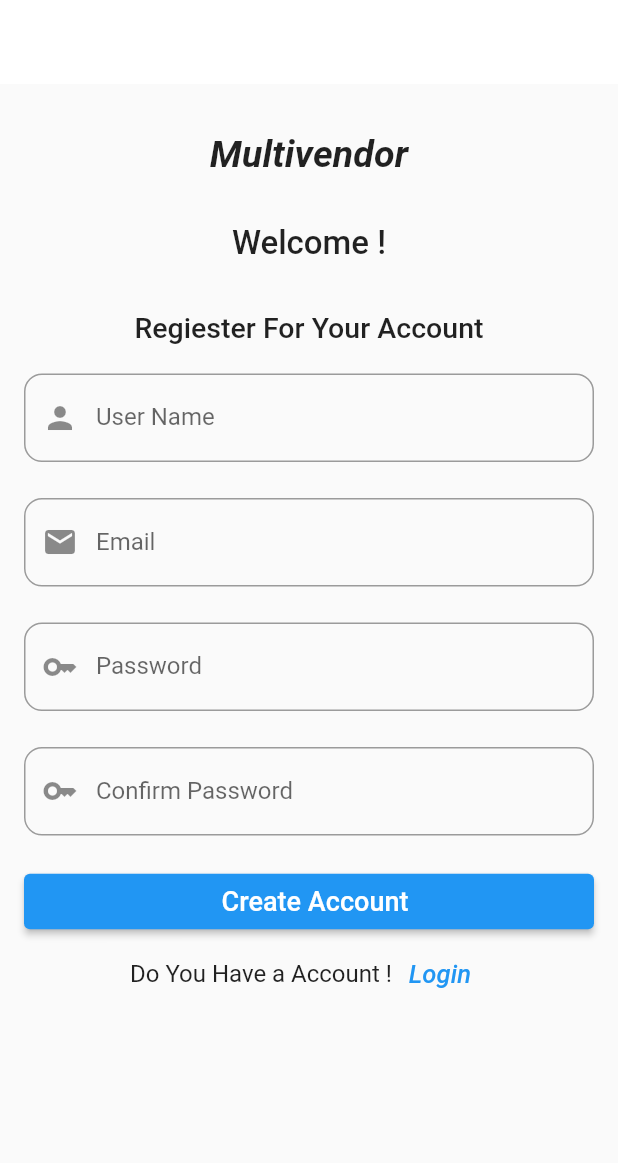
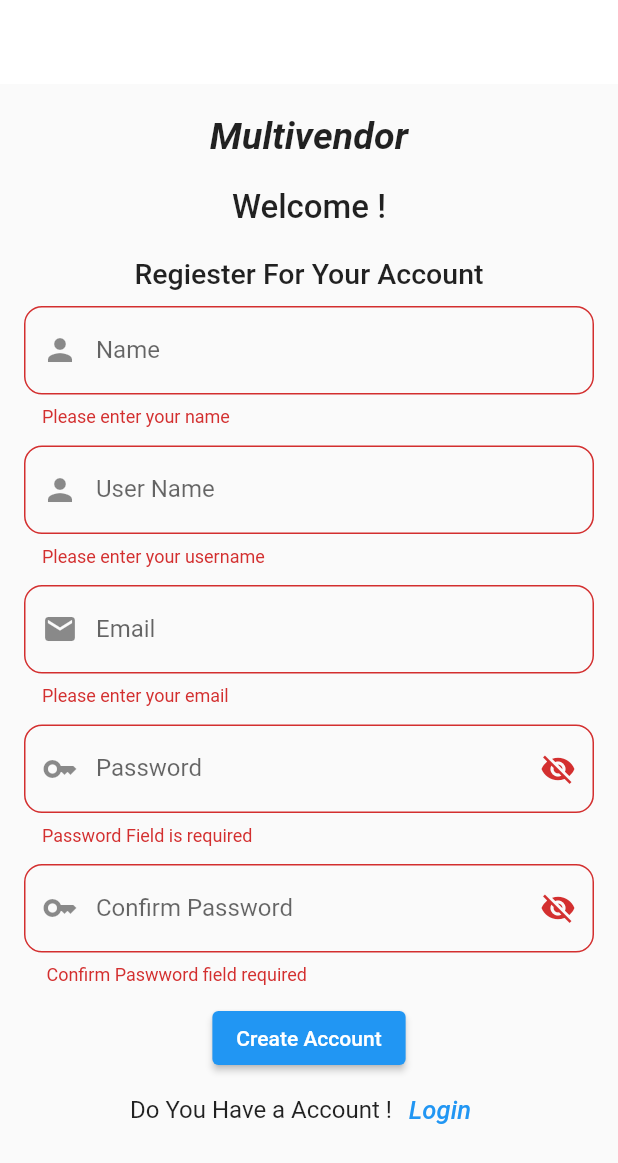
Before and after one commit to NayOoLwin8120/Multivendor-office-, a Flutter app: the SignupPage screen opened directly, after a tap on "Create Account", on a phone screen of 412 x 824 dp. Shown: the top 1163 px of the screen. Run offline on Flutter 3.47's test engine with Material 2 defaults, Android fonts, the phone set to English and light mode, and no system bars; our stand-ins replace dio, flutter_secure_storage; accounts and stored records are empty; network calls fail.

Commit message:
Login,Logout,Register done

```diff
--- a/lib/main.dart
+++ b/lib/main.dart
@@ -21,3 +21,5 @@ class MyApp extends StatelessWidget {
     );
   }
 }
+
+// http://192.168.2.111:9999/api/register
--- /dev/null
+++ b/lib/pages/userdetail.dart
@@ -0,0 +1,67 @@
+import 'package:flutter/cupertino.dart';
+import 'package:flutter/material.dart';
+import 'package:flutter_secure_storage/flutter_secure_storage.dart';
+import 'package:multi/pages/validation/login.dart';
+
+class UserDetailsPage extends StatefulWidget {
+  @override
+  _UserDetailsPageState createState() => _UserDetailsPageState();
+}
+
+class _UserDetailsPageState extends State<UserDetailsPage> {
+  final _storage = FlutterSecureStorage();
+  String? _username;
+  String? _password;
+
+  @override
+  void initState() {
+    super.initState();
+    _loadUserDetails();
+  }
+
+  void _loadUserDetails() async {
+    final username = await _storage.read(key: 'username');
+    final password = await _storage.read(key: 'password');
+    setState(() {
+      _username = username;
+      _password = password;
+    });
+  }
+  void _logout() async {
+    // Clear user details from secure storage
+    await _storage.delete(key: 'username');
+    await _storage.delete(key: 'password');
+
+    // Navigate back to login page
+    Navigator.pushReplacement(
+      context,
+      MaterialPageRoute(
+        builder: (context) =>LoginScreen() ,
+      ),
+    );
+  }
+
+  @override
+  Widget build(BuildContext context) {
+    return Scaffold(
+      appBar: AppBar(
+        title: Text('User Details'),
+      ),
+      body: Padding(
+        padding: EdgeInsets.all(16),
+        child: Column(
+          crossAxisAlignment: CrossAxisAlignment.stretch,
+          children: [
+            Text('Username: $_username'),
+            Text('Password: $_password'),
+            SizedBox(height: 16),
+            ElevatedButton(
+              onPressed: _logout,
+              child: Text('Logout'),
+            ),
+          ],
+        ),
+      ),
+    );
+  }
+}
--- a/lib/pages/validation/regiester.dart
+++ b/lib/pages/validation/regiester.dart
@@ -19,8 +19,11 @@ class SignupPage extends StatefulWidget {
 class _SignupPageState extends State<SignupPage> {
   final _key = GlobalKey<FormState>();
   final _storage = FlutterSecureStorage();
+  bool _obscureText = true;
+  bool _obscureText2 = true;
 
   TextEditingController emailController = TextEditingController();
+  TextEditingController nameController = TextEditingController();
 
   TextEditingController passwordController = TextEditingController();
 
@@ -29,13 +32,34 @@ class _SignupPageState extends State<SignupPage> {
   TextEditingController usernamecontroller = TextEditingController();
 
   bool _isRegistering = false;
+  void dispose() {
+    passwordController.dispose();
+    super.dispose();
+  }
+
+  void _toggleObscureText() {
+    setState(() {
+      _obscureText = !_obscureText;
+
+    });
+  }
+  void _toggleObscureText2() {
+    setState(() {
+      _obscureText2 = !_obscureText2;
+
+    });
+  }
+
   Future<void> _register() async {
+
     if (_key.currentState!.validate()) {
       setState(() {
         _isRegistering = true;
       });
 
-      final name = usernamecontroller.text.trim();
+
+      final username = usernamecontroller.text.trim();
+      final name = nameController.text.trim();
       final email = emailController.text.trim();
       final password = passwordController.text.trim();
       final confirmpassword = confirmpasswordController.text.trim();
@@ -50,19 +74,28 @@ class _SignupPageState extends State<SignupPage> {
 
       try {
         final response = await Dio().post(
-          'https://your-api-url.com/register',
+          'http://192.168.2.111:9999/api/register',
           data: {
             'name': name,
+            'username':username,
+            'password': password,
+            'confirm password':confirmpassword,
             'email': email,
-            'password': password,
           },
         );
+        print(response.statusCode);
+        if(response.statusCode==200){
+          print("Ok");
+        }else{
+          print("Don't");
+        }
+
 
         if (response.statusCode == 200) {
-          final responseData = json.decode(response.data);
-          final token = responseData['token'];
-
-          await _storage.write(key: 'token', value: token);
+          // final responseData = json.decode(response.data);
+          // final token = responseData['token'];
+          //
+          // await _storage.write(key: 'token', value: token);
 
           Navigator.pushReplacement(
             context,
@@ -71,14 +104,14 @@ class _SignupPageState extends State<SignupPage> {
         } else {
           final errorMessage = response.data['message'];
           showDialog(
-            context: context,
+            context:context,
             builder: (context) => AlertDialog(
               title: Text('Error'),
               content: Text(errorMessage),
               actions: [
                 TextButton(
                   onPressed: () => Navigator.pop(context),
-                  child: Text('OK'),
+                  child: Text('Ok'),
                 ),
               ],
             ),
@@ -89,7 +122,17 @@ class _SignupPageState extends State<SignupPage> {
           context: context,
           builder: (context) => AlertDialog(
             title: Text('Error'),
-            content: Text(error.toString()),
+            // content: Text(error.toString()),
+             content:SingleChildScrollView(
+              child: ListBody(
+                children: const <Widget>[
+                  Text('Connection Error'),
+                ],
+              ),
+             ),
+            shape: RoundedRectangleBorder(
+                borderRadius:
+                BorderRadius.circular(20.0)),
             actions: [
               TextButton(
                 onPressed: () => Navigator.pop(context),
@@ -121,7 +164,7 @@ class _SignupPageState extends State<SignupPage> {
           //  mainAxisAlignment: MainAxisAlignment.center,
           children: [
             const SizedBox(
-              height: 32,
+              height: 20,
             ),
             const Text(
               "Multivendor",
@@ -131,30 +174,30 @@ class _SignupPageState extends State<SignupPage> {
                   fontStyle: FontStyle.italic),
             ),
             const SizedBox(
-              height: 32,
+              height: 20,
             ),
             const Text(
               "Welcome !",
               style: TextStyle(fontSize: 22, fontWeight: FontWeight.w500),
             ),
             const SizedBox(
-              height: 32,
+              height: 20,
             ),
             const Text("Regiester For Your Account",
                 style: TextStyle(fontSize: 19, fontWeight: FontWeight.w500)
             ),
             const SizedBox(
-              height: 16,
+              height: 10,
             ),
             Padding(
-              padding: const EdgeInsets.symmetric(horizontal: 16, vertical: 4),
+              padding: const EdgeInsets.symmetric(horizontal: 16, vertical: 1),
               child: TextFormField(
-                controller: usernamecontroller,
+                controller: nameController,
                 decoration:  InputDecoration(
                   prefixIcon:Icon(Icons.person),
                   border:OutlineInputBorder(borderRadius: BorderRadius.circular(12)),
                   hintText: "Enter Your name",
-                  label: Text("User Name"),
+                  label: Text("Name"),
 
                 ),
                 validator: (value) {
@@ -166,11 +209,33 @@ class _SignupPageState extends State<SignupPage> {
               ),
             ),
             const SizedBox(
-              height: 16,
+              height: 10,
+            ),
+            Padding(
+              padding: const EdgeInsets.symmetric(horizontal: 16, vertical: 1),
+              child: TextFormField(
+                controller: usernamecontroller,
+                decoration:  InputDecoration(
+                  prefixIcon:Icon(Icons.person),
+                  border:OutlineInputBorder(borderRadius: BorderRadius.circular(12)),
+                  hintText: "Enter Your username",
+                  label: Text("User Name"),
+
+                ),
+                validator: (value) {
+                  if (value == null || value.isEmpty) {
+                    return 'Please enter your username';
+                  }
+                  return null;
+                },
+              ),
+            ),
+            const SizedBox(
+              height: 10,
             ),
 
             Padding(
-              padding: const EdgeInsets.symmetric(horizontal: 16, vertical: 4),
+              padding: const EdgeInsets.symmetric(horizontal: 16, vertical: 1),
               child: TextFormField(
                 controller: emailController,
                 decoration:  InputDecoration(
@@ -186,6 +251,9 @@ class _SignupPageState extends State<SignupPage> {
                   if (value!.isEmpty) {
                     return 'Please enter your email';
                   }
+                  if (!value.contains('@')) {
+                    return 'Please contains @ for email';
+                  }
                   if (!RegExp(r'\S+@\S+\.\S+').hasMatch(value)) {
                     return 'Please enter a valid email address';
                   }
@@ -194,14 +262,21 @@ class _SignupPageState extends State<SignupPage> {
               ),
             ),
             const SizedBox(
-              height: 16,
+              height: 10,
             ),
 
             Padding(
-              padding: const EdgeInsets.symmetric(horizontal: 16, vertical: 4),
+              padding: const EdgeInsets.symmetric(horizontal: 16, vertical: 1),
               child: TextFormField(
                 controller: passwordController,
+                keyboardType: TextInputType.number,
                 decoration:  InputDecoration(
+                  suffixIcon: IconButton(
+                    icon: Icon(
+                      _obscureText ? Icons.visibility_off : Icons.visibility,
+                    ),
+                    onPressed:_toggleObscureText,
+                  ),
                   prefixIcon:Icon(Icons.key),
                   border:OutlineInputBorder(borderRadius: BorderRadius.circular(12)),
                   hintText: "Enter Your Password",
@@ -217,13 +292,19 @@ class _SignupPageState extends State<SignupPage> {
               ),
             ),
             const SizedBox(
-              height: 16,
+              height: 10,
             ),
             Padding(
-              padding: const EdgeInsets.symmetric(horizontal: 16, vertical: 4),
+              padding: const EdgeInsets.symmetric(horizontal: 16, vertical: 1),
               child: TextFormField(
                   controller: confirmpasswordController,
                   decoration:  InputDecoration(
+                    suffixIcon: IconButton(
+                      icon: Icon(
+                        _obscureText2 ? Icons.visibility_off : Icons.visibility,
+                      ),
+                      onPressed:_toggleObscureText2,
+                    ),
                     prefixIcon:Icon(Icons.key),
                     border:OutlineInputBorder(borderRadius: BorderRadius.circular(12)),
                     hintText: "Enter Your Confirm Password",
@@ -236,51 +317,21 @@ class _SignupPageState extends State<SignupPage> {
                       return "Password and Confrim password is not same";
                   }),
             ),
-            SizedBox(height: 16,),
+            SizedBox(height: 10),
             Padding(
               padding: const EdgeInsets.symmetric(horizontal: 16),
               child: ElevatedButton(
-                  onPressed: () async {
-                    debugPrint("Regiestester Successfully");
-                    // if (_key.currentState!.validate()) {
-                    //   await userController
-                    //       .createAccout(
-                    //       email: emailController.text,
-                    //       username: usernamecontroller.text,
-                    //       password: passwordController.text)
-                    //       .then((response) => {
-                    //     if (response.message ==
-                    //         "Account created successful")
-                    //       {
-                    //         showAlertDialog(
-                    //             context, "Account created successful")
-                    //       }
-                    //     else
-                    //       {
-                    //         {
-                    //           showAlertDialog(
-                    //               context, 'Failed to create account')
-                    //         }
-                    //       }
-                    //   });
-                    // } else {
-                    //   print("Form validation failed");
-                    // }
-                  },
-                  child: Padding(
-                    padding: const EdgeInsets.all(8.0),
-                    child: Row(
-                      mainAxisAlignment: MainAxisAlignment.center,
-                      children: const [
-
-                        SizedBox(
-                          width: 8,
-                          height: 10,
-                        ),
-                        Text("Create Account",style: TextStyle(fontSize: 18,),)
-                      ],
-                    ),
-                  )),
+                onPressed:_register,
+                child: _isRegistering
+                    ? SizedBox(
+                  height: 20.0,
+                  width: 20.0,
+                  child: CircularProgressIndicator(
+                    color: Colors.white,
+                  ),
+                )
+                    : Text('Create Account'),
+              ),
             ),
             Row(
               mainAxisAlignment: MainAxisAlignment.center,
```
Also changed, not shown: lib/pages/validation/login.dart (+39 -52 lines), pubspec.yaml (+11 -3 lines), asset/icon/logo-icon.png (added), pubspec.lock, 28 other files.
